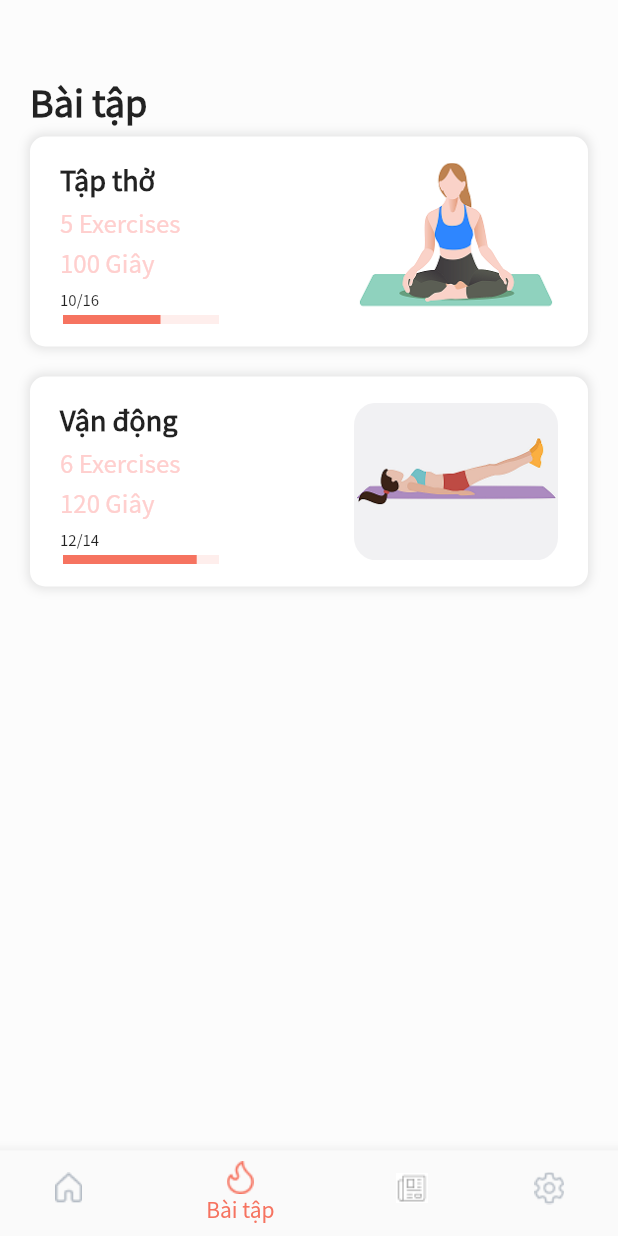
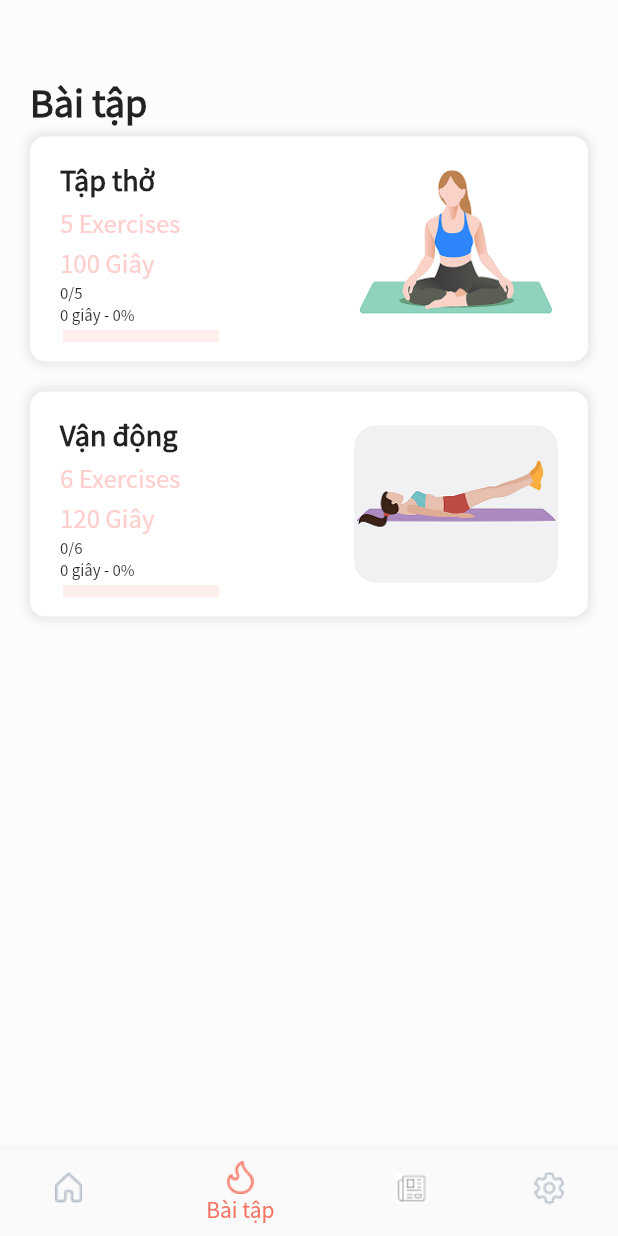
Before and after one commit to tanh2912/Better-Lungs, a Flutter app: the TabBarPage screen opened directly, item 2 of the bottom bar chosen, on a phone screen of 412 x 824 dp. Run offline on Flutter 3.47's test engine with Material 2 defaults, Android fonts, the light colour scheme and no system bars; drawn by our look-alikes of percent_indicator; our stand-ins replace bloc, cached_network_image, chewie, cloud_firestore, dots_indicator, firebase_auth and 12 more; missing offline and left inert: custom_timer, webfeed; accounts and stored records are empty.

Commit message:
Add workouts flow

```diff
--- a/lib/core/const/data_constants.dart
+++ b/lib/core/const/data_constants.dart
@@ -32,8 +32,6 @@ class DataConstants {
     WorkoutData(
         color: ColorConstants.cardioColor,
         title: TextConstants.yogaTitle,
-        currentProgress: 10,
-        progress: 16,
         image: PathConstants.yoga,
         exerciseDataList: [
           ExerciseData(
@@ -103,8 +101,6 @@ class DataConstants {
     WorkoutData(
       color: ColorConstants.armsColor,
       title: TextConstants.fullBodyTitle,
-      currentProgress: 12,
-      progress: 14,
       image: PathConstants.fullBody,
       exerciseDataList: [
         ExerciseData(
@@ -172,8 +168,6 @@ class DataConstants {
     WorkoutData(
         color: Colors.black,
         title: TextConstants.cardioTitle,
-        currentProgress: 10,
-        progress: 16,
         image: PathConstants.cardio,
         exerciseDataList: [
           ExerciseData(
@@ -242,8 +236,6 @@ class DataConstants {
     WorkoutData(
       color: Colors.black,
       title: TextConstants.armsTitle,
-      currentProgress: 1,
-      progress: 20,
       image: PathConstants.arms,
       exerciseDataList: [
         ExerciseData(
--- a/lib/data/workout_data.dart
+++ b/lib/data/workout_data.dart
@@ -7,8 +7,6 @@ class WorkoutData {
   late String id;
   late String title;
   late Color color;
-  late int currentProgress;
-  late int progress;
   late String image;
   late List<ExerciseData> exerciseDataList;
 
@@ -16,30 +14,42 @@ class WorkoutData {
     required this.id,
     required this.title,
     required this.color,
-    required this.currentProgress,
-    required this.progress,
     required this.image,
     required this.exerciseDataList,
   });
 
-  String get totalExercises => exerciseDataList.length >= 10
-      ? exerciseDataList.length.toString()
-      : "0${exerciseDataList.length}";
+  int get totalFinished =>
+      exerciseDataList.where((element) => element.isFisnished).length;
+
+  int get totalInProgress =>
+      exerciseDataList.where((element) => element.isProgress).length;
+
+  int get totalExercises => exerciseDataList.length;
 
   int totalSeconds() {
     var totalTime = 0;
-    exerciseDataList.forEach((element) {
+    for (var element in exerciseDataList) {
       totalTime += element.seconds;
-    });
+    }
     return totalTime;
+  }
+
+  int totalSecondsInprogress() {
+    var totalTime = 0;
+    for (var element in exerciseDataList) {
+      totalTime += element.currentSeconds;
+    }
+    return totalTime;
+  }
+
+  int getProgressPercentage() {
+    return (totalSecondsInprogress() * 100 / totalSeconds()).floor();
   }
 
   WorkoutData.fromJson(Map<String, dynamic> json) {
     id = json['id'];
     title = json['title'];
-    color = json['color']; // seconds = json['seconds'];
-    currentProgress = json['currentProgress'];
-    progress = json['progress'];
+    color = json['color'];
     image = json['image'];
     if (json['exerciseDataList'] != null) {
       List<ExerciseData> exercises = [];
@@ -55,8 +65,6 @@ class WorkoutData {
     data['id'] = id;
     data['title'] = title;
     data['color'] = color;
-    data['currentProgress'] = currentProgress;
-    data['progress'] = progress;
     data['image'] = image;
     data['exerciseDataList'] = exerciseDataList.map((v) => v.toJson()).toList();
     return data;
--- a/lib/screens/change_password/change_password_page.dart
+++ b/lib/screens/change_password/change_password_page.dart
@@ -61,9 +61,10 @@ class _ChangePasswordScreenState extends State<ChangePasswordScreen> {
             currState is ChangePasswordProgress ||
             currState is ChangePasswordSuccess,
         builder: (context, state) {
-          if (state is ChangePasswordProgress)
+          if (state is ChangePasswordProgress) {
             return Stack(
                 children: [_editAccountContent(context), FitnessLoading()]);
+          }
           if (state is ChangePasswordError) {
             WidgetsBinding.instance!.addPostFrameCallback((_) {
               ScaffoldMessenger.of(context)
--- a/lib/screens/home/bloc/home_bloc.dart
+++ b/lib/screens/home/bloc/home_bloc.dart
@@ -47,43 +47,33 @@ class HomeBloc extends Bloc<HomeEvent, HomeState> {
   }
 
   int getProgressPercentage() {
-    var totalTime = 0;
-    for (var i = 0; i < workouts.length; i++) {
-      totalTime += workouts[i].totalSeconds();
+    var totalTime = 1;
+    for (final wk in workouts) {
+      totalTime += wk.totalSeconds();
     }
     return (getTimeSent() * 100 / totalTime).floor();
   }
 
   int getFinishedWorkouts() {
     var totalFinish = 0;
-    for (var i = 0; i < workouts.length; i++) {
-      for (var j = 0; j < workouts[i].exerciseDataList.length; j++) {
-        if (workouts[i].exerciseDataList[j].isFisnished) {
-          totalFinish += 1;
-        }
-      }
+    for (final wk in workouts) {
+      totalFinish += wk.totalFinished;
     }
     return totalFinish;
   }
 
   int getInProgressWorkouts() {
     var totalInProgress = 0;
-    for (var i = 0; i < workouts.length; i++) {
-      for (var j = 0; j < workouts[i].exerciseDataList.length; j++) {
-        if (workouts[i].exerciseDataList[j].isProgress) {
-          totalInProgress += 1;
-        }
-      }
+    for (final wk in workouts) {
+      totalInProgress += wk.totalInProgress;
     }
     return totalInProgress;
   }
 
   int getTimeSent() {
     var timeSent = 0;
-    for (final WorkoutData workout in workouts) {
-      for (final exs in workout.exerciseDataList) {
-        timeSent += exs.currentSeconds;
-      }
+    for (final wk in workouts) {
+      timeSent += wk.totalSecondsInprogress();
     }
     return timeSent;
   }
--- a/lib/screens/home/page/web_page.dart
+++ b/lib/screens/home/page/web_page.dart
@@ -1,11 +1,12 @@
 import 'dart:io';
 
-import 'package:fitness_flutter/core/const/path_constants.dart';
 import 'package:flutter/material.dart';
 import 'package:webview_flutter/webview_flutter.dart';
 
+import 'package:fitness_flutter/core/const/path_constants.dart';
+
 class WebPage extends StatefulWidget {
-  const WebPage(this.webUrl);
+  const WebPage(this.webUrl, {Key? key}) : super(key: key);
 
   final String webUrl;
 
--- a/lib/screens/home/widget/home_exercises_card.dart
+++ b/lib/screens/home/widget/home_exercises_card.dart
@@ -27,14 +27,12 @@ class WorkoutCard extends StatelessWidget {
           right: 12,
         ),
         height: 160,
-        width: screenWidth * 0.6,
+        width: screenWidth * 0.7,
         decoration: BoxDecoration(
           borderRadius: BorderRadius.circular(15),
           color: color,
         ),
-        child: Stack(
-          children: [
-            Row(
+        child: Row(
           mainAxisAlignment: MainAxisAlignment.spaceBetween,
           children: [
             Column(
@@ -69,15 +67,12 @@ class WorkoutCard extends StatelessWidget {
                 ),
               ],
             ),
-              ],
-            ),
-            Positioned(
-              right: 0,
-              bottom: 0,
+            const SizedBox(width: 8),
+            Expanded(
               child: Image(
                 image: AssetImage(workout.image),
               ),
-            ),
+            )
           ],
         ),
       ),
--- a/lib/screens/home/widget/home_statistics.dart
+++ b/lib/screens/home/widget/home_statistics.dart
@@ -18,7 +18,6 @@ class HomeStatistics extends StatelessWidget {
           currState is WorkoutsGotState ||
           currState is HomeUserUpdateWorkoutsSate,
       builder: (context, state) {
-        print("HOME STATS BUILD-----------");
         final bloc = BlocProvider.of<HomeBloc>(context);
         return Container(
           margin: const EdgeInsets.symmetric(horizontal: 20),
--- a/lib/screens/tab_bar/page/tab_bar_page.dart
+++ b/lib/screens/tab_bar/page/tab_bar_page.dart
@@ -1,6 +1,7 @@
 import 'package:fitness_flutter/core/const/color_constants.dart';
 import 'package:fitness_flutter/core/const/path_constants.dart';
 import 'package:fitness_flutter/core/const/text_constants.dart';
+import 'package:fitness_flutter/screens/home/bloc/home_bloc.dart';
 import 'package:fitness_flutter/screens/home/page/home_page.dart';
 import 'package:fitness_flutter/screens/home/page/news_page.dart';
 import 'package:fitness_flutter/screens/tab_bar/bloc/tab_bar_bloc.dart';
@@ -8,17 +9,25 @@ import 'package:fitness_flutter/screens/workouts/page/workouts_page.dart';
 import 'package:flutter/material.dart';
 import 'package:flutter_bloc/flutter_bloc.dart';
 
+import '../../settings/settings_screen.dart';
+
 class TabBarPage extends StatelessWidget {
   const TabBarPage({Key? key}) : super(key: key);
 
   @override
   Widget build(BuildContext context) {
-    return BlocProvider<TabBarBloc>(
+    return BlocProvider(
+        create: (BuildContext context) => HomeBloc()
+          ..add(HomeInitialEvent())
+          ..add(ReloadDisplayNameEvent())
+          ..add(ReloadImageEvent()),
+        child: BlocProvider<TabBarBloc>(
           create: (BuildContext context) => TabBarBloc(),
           child: BlocConsumer<TabBarBloc, TabBarState>(
             listener: (context, state) {},
             buildWhen: (_, currState) =>
-            currState is TabBarInitial || currState is TabBarItemSelectedState,
+                currState is TabBarInitial ||
+                currState is TabBarItemSelectedState,
             builder: (context, state) {
               final bloc = BlocProvider.of<TabBarBloc>(context);
               return Scaffold(
@@ -27,7 +36,7 @@ class TabBarPage extends StatelessWidget {
               );
             },
           ),
-    );
+        ));
   }
 
   Widget _createdBottomTabBar(BuildContext context) {
@@ -76,7 +85,7 @@ class TabBarPage extends StatelessWidget {
       const HomePage(),
       const WorkoutsPage(),
       const NewsPage(),
-      // const SettingsScreen()
+      const SettingsScreen()
       // Scaffold(
       //   body: Center(
       //     child: RawMaterialButton(
--- a/lib/screens/workout_details_screen/bloc/workout_details_bloc.dart
+++ b/lib/screens/workout_details_screen/bloc/workout_details_bloc.dart
@@ -33,8 +33,6 @@ class WorkoutDetailsBloc
         nextExercise: event.nextExercise,
       );
     } else if (event is WorkoutExerciseUserPracticeEvent) {
-      print(
-          "===========SOME THING WorkoutDetailsBloc CALL EVENT==============");
       for (final exs in workout.exerciseDataList) {
         if (exs.id == event.exerciseData.id) {
           exs.currentSeconds = event.currentSecond;
--- a/lib/screens/workout_details_screen/widget/panel/exercises_list.dart
+++ b/lib/screens/workout_details_screen/widget/panel/exercises_list.dart
@@ -19,8 +19,11 @@ class ExercisesList extends StatelessWidget {
   Widget build(BuildContext context) {
     return ListView.separated(
       padding: const EdgeInsets.only(top: 10),
-      itemCount: exercises.length,
+      itemCount: exercises.length + 1,
       itemBuilder: (context, index) {
+        if (index == exercises.length) {
+          return const SizedBox(height: 64);
+        }
         return ExerciseCell(
           currentExercise: exercises[index],
           nextExercise:
--- a/lib/screens/workouts/page/workouts_page.dart
+++ b/lib/screens/workouts/page/workouts_page.dart
@@ -1,8 +1,5 @@
-import 'package:fitness_flutter/screens/workout_details_screen/page/workout_details_page.dart';
-import 'package:fitness_flutter/screens/workouts/bloc/workouts_bloc.dart';
 import 'package:fitness_flutter/screens/workouts/widget/workout_content.dart';
 import 'package:flutter/material.dart';
-import 'package:flutter_bloc/flutter_bloc.dart';
 
 class WorkoutsPage extends StatelessWidget {
   const WorkoutsPage({Key? key}) : super(key: key);
@@ -12,29 +9,7 @@ class WorkoutsPage extends StatelessWidget {
     return Scaffold(body: _buildContext(context));
   }
 
-  BlocProvider<WorkoutsBloc> _buildContext(BuildContext context) {
-    return BlocProvider<WorkoutsBloc>(
-      create: (context) => WorkoutsBloc(),
-      child: BlocConsumer<WorkoutsBloc, WorkoutsState>(
-        buildWhen: (_, currState) => currState is WorkoutsInitial,
-        builder: (context, state) {
-          final bloc = BlocProvider.of<WorkoutsBloc>(context);
-          bloc.add(WorkoutsInitialEvent());
-          return const WorkoutContent();
-        },
-        listenWhen: (_, currState) => currState is CardTappedState,
-        listener: (context, state) async {
-          if (state is CardTappedState) {
-            await Navigator.of(context, rootNavigator: true).push(
-              MaterialPageRoute(
-                builder: (_) => WorkoutDetailsPage(workout: state.workout),
-              ),
-            );
-            final bloc = BlocProvider.of<WorkoutsBloc>(context);
-            bloc.add(WorkoutsInitialEvent());
-          }
-        },
-      ),
-    );
+  Widget _buildContext(BuildContext context) {
+    return const WorkoutContent();
   }
 }
--- a/lib/screens/workouts/widget/workout_card.dart
+++ b/lib/screens/workouts/widget/workout_card.dart
@@ -3,10 +3,12 @@
 import 'package:fitness_flutter/core/const/color_constants.dart';
 import 'package:fitness_flutter/core/const/text_constants.dart';
 import 'package:fitness_flutter/data/workout_data.dart';
-import 'package:fitness_flutter/screens/workouts/bloc/workouts_bloc.dart';
+import 'package:fitness_flutter/screens/home/bloc/home_bloc.dart';
 import 'package:flutter/material.dart';
 import 'package:flutter_bloc/flutter_bloc.dart';
 import 'package:percent_indicator/percent_indicator.dart';
+
+import '../../workout_details_screen/page/workout_details_page.dart';
 
 class WorkoutCard extends StatelessWidget {
   final WorkoutData workout;
@@ -15,10 +17,9 @@ class WorkoutCard extends StatelessWidget {
 
   @override
   Widget build(BuildContext context) {
-    final bloc = BlocProvider.of<WorkoutsBloc>(context);
     return Container(
       width: double.infinity,
-      height: 140,
+      height: 150,
       margin: const EdgeInsets.symmetric(horizontal: 20),
       decoration: BoxDecoration(
         borderRadius: BorderRadius.circular(10),
@@ -32,17 +33,15 @@ class WorkoutCard extends StatelessWidget {
       ),
       child: Material(
           color: Colors.transparent,
-        child: BlocBuilder<WorkoutsBloc, WorkoutsState>(
-          buildWhen: (_, currState) => currState is CardTappedState,
-          builder: (context, state) {
-            return InkWell(
+          child: InkWell(
             borderRadius: BorderRadius.circular(10),
-              onTap: () {
-                bloc.add(CardTappedEvent(workout: workout));
-              },
+            onTap: () => Navigator.of(context).push(MaterialPageRoute(
+                builder: (_) => BlocProvider.value(
+                      value: BlocProvider.of<HomeBloc>(context),
+                      child: WorkoutDetailsPage(workout: workout),
+                    ))),
             child: Container(
-                padding:
-                    const EdgeInsets.symmetric(horizontal: 20, vertical: 15),
+              padding: const EdgeInsets.symmetric(horizontal: 20, vertical: 15),
               decoration: BoxDecoration(
                 borderRadius: BorderRadius.circular(10),
               ),
@@ -75,20 +74,24 @@ class WorkoutCard extends StatelessWidget {
                             overflow: TextOverflow.ellipsis,
                             maxLines: 2),
                         const Spacer(),
-                          Text('${workout.currentProgress}/${workout.progress}',
+                        Text(
+                            '${workout.totalFinished}/${workout.totalExercises}',
+                            style: const TextStyle(fontSize: 10)),
+                        Text(
+                            '${workout.totalSecondsInprogress()} giây - ${workout.getProgressPercentage()}%',
                             style: const TextStyle(fontSize: 10)),
                         const SizedBox(height: 3),
                         Padding(
-                            padding:
-                                const EdgeInsets.only(right: 30.0, left: 2),
+                          padding: const EdgeInsets.only(right: 30.0, left: 2),
                           child: LinearPercentIndicator(
-                              percent:
-                                  workout.currentProgress / workout.progress,
+                            percent: workout.totalSecondsInprogress() /
+                                workout.totalSeconds(),
                             progressColor: ColorConstants.primaryColor,
                             backgroundColor:
                                 ColorConstants.primaryColor.withOpacity(0.12),
-                              lineHeight: 6,
+                            lineHeight: 8,
                             padding: EdgeInsets.zero,
+                            alignment: MainAxisAlignment.center,
                           ),
                         )
                       ],
@@ -104,10 +107,7 @@ class WorkoutCard extends StatelessWidget {
                 ],
               ),
             ),
-            );
-          },
-        ),
-      ),
+          )),
     );
   }
 
--- a/lib/screens/workouts/widget/workout_content.dart
+++ b/lib/screens/workouts/widget/workout_content.dart
@@ -3,7 +3,7 @@
 import 'package:fitness_flutter/core/const/color_constants.dart';
 import 'package:fitness_flutter/core/const/text_constants.dart';
 import 'package:fitness_flutter/data/workout_data.dart';
-import 'package:fitness_flutter/screens/workouts/bloc/workouts_bloc.dart';
+import 'package:fitness_flutter/screens/home/bloc/home_bloc.dart';
 import 'package:fitness_flutter/screens/workouts/widget/workout_card.dart';
 import 'package:flutter/material.dart';
 import 'package:flutter_bloc/flutter_bloc.dart';
@@ -22,9 +22,10 @@ class WorkoutContent extends StatelessWidget {
   }
 
   Widget _createHomeBody(BuildContext context) {
-    final bloc = BlocProvider.of<WorkoutsBloc>(context);
-    return BlocBuilder<WorkoutsBloc, WorkoutsState>(
-      buildWhen: (_, currState) => currState is ReloadWorkoutsState,
+    final bloc = BlocProvider.of<HomeBloc>(context);
+    return BlocBuilder<HomeBloc, HomeState>(
+      buildWhen: (_, currState) =>
+          currState is HomeInitial || currState is HomeUserUpdateWorkoutsSate,
       builder: (context, state) {
         return Padding(
           padding: const EdgeInsets.only(top: 50),
```
Also changed, not shown: lib/core/service/data_service.dart (+4 -5 lines), lib/screens/home/page/home_page.dart (+2 -11 lines), lib/screens/home/page/news_page.dart (+3 -5 lines), lib/screens/home/page/pdf_page.dart (+10 -3 lines), lib/screens/home/widget/home_content.dart (+4 -4 lines). Lines whose indentation alone changed are shown as unchanged.
